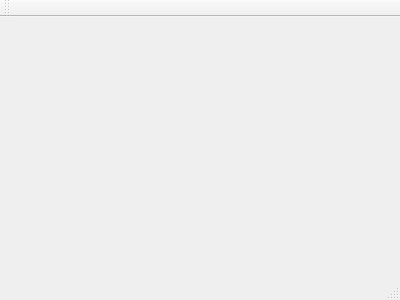
Old version of the form IProgra/mainwindow.ui in the repository UnopposedQuill/I-Progra-Refrescos.
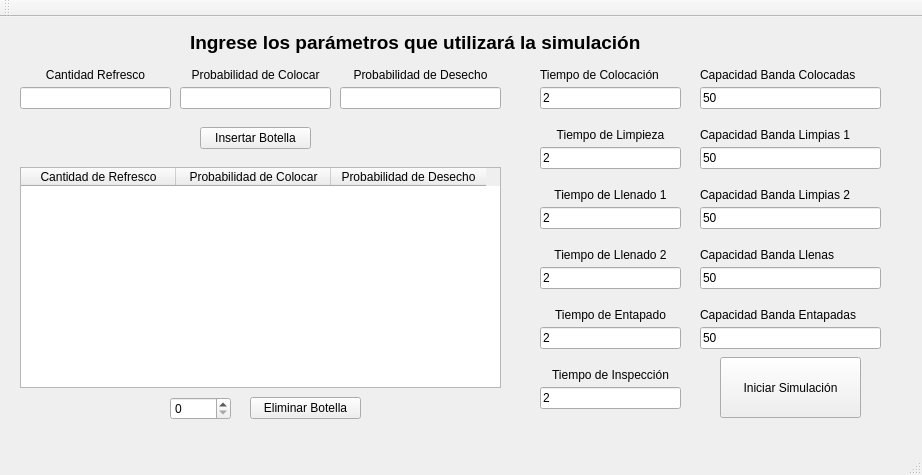
New version of the form.

Commit message: Agregada la nueva interfaz configuradora de la fábrica

What changed in the file:
```diff
--- a/IProgra/mainwindow.ui
+++ b/IProgra/mainwindow.ui
@@ -1,24 +1,529 @@
 <ui version="4.0">
  <class>MainWindow</class>
- <widget class="QMainWindow" name="MainWindow" >
-  <property name="geometry" >
+ <widget class="QMainWindow" name="MainWindow">
+  <property name="geometry">
    <rect>
     <x>0</x>
     <y>0</y>
-    <width>400</width>
-    <height>300</height>
+    <width>922</width>
+    <height>475</height>
    </rect>
   </property>
-  <property name="windowTitle" >
-   <string>MainWindow</string>
+  <property name="font">
+   <font>
+    <weight>50</weight>
+    <bold>false</bold>
+   </font>
   </property>
-  <widget class="QMenuBar" name="menuBar" />
-  <widget class="QToolBar" name="mainToolBar" />
-  <widget class="QWidget" name="centralWidget" />
-  <widget class="QStatusBar" name="statusBar" />
+  <property name="windowTitle">
+   <string>Configurar Simulación</string>
+  </property>
+  <widget class="QWidget" name="centralWidget">
+   <widget class="QTableWidget" name="botellas">
+    <property name="geometry">
+     <rect>
+      <x>20</x>
+      <y>150</y>
+      <width>481</width>
+      <height>221</height>
+     </rect>
+    </property>
+    <attribute name="horizontalHeaderDefaultSectionSize">
+     <number>155</number>
+    </attribute>
+    <column>
+     <property name="text">
+      <string>Cantidad de Refresco</string>
+     </property>
+    </column>
+    <column>
+     <property name="text">
+      <string>Probabilidad de Colocar</string>
+     </property>
+    </column>
+    <column>
+     <property name="text">
+      <string>Probabilidad de Desecho</string>
+     </property>
+    </column>
+   </widget>
+   <widget class="QLineEdit" name="cantidadRefresco">
+    <property name="geometry">
+     <rect>
+      <x>20</x>
+      <y>70</y>
+      <width>151</width>
+      <height>22</height>
+     </rect>
+    </property>
+   </widget>
+   <widget class="QPushButton" name="nuevaBotella">
+    <property name="geometry">
+     <rect>
+      <x>200</x>
+      <y>110</y>
+      <width>111</width>
+      <height>22</height>
+     </rect>
+    </property>
+    <property name="text">
+     <string>Insertar Botella</string>
+    </property>
+   </widget>
+   <widget class="QLineEdit" name="probabilidadDesecho">
+    <property name="geometry">
+     <rect>
+      <x>340</x>
+      <y>70</y>
+      <width>161</width>
+      <height>22</height>
+     </rect>
+    </property>
+   </widget>
+   <widget class="QLabel" name="label">
+    <property name="geometry">
+     <rect>
+      <x>20</x>
+      <y>50</y>
+      <width>151</width>
+      <height>16</height>
+     </rect>
+    </property>
+    <property name="text">
+     <string>Cantidad Refresco</string>
+    </property>
+    <property name="alignment">
+     <set>Qt::AlignCenter</set>
+    </property>
+   </widget>
+   <widget class="QLabel" name="label_2">
+    <property name="geometry">
+     <rect>
+      <x>340</x>
+      <y>50</y>
+      <width>161</width>
+      <height>16</height>
+     </rect>
+    </property>
+    <property name="text">
+     <string>Probabilidad de Desecho</string>
+    </property>
+    <property name="alignment">
+     <set>Qt::AlignCenter</set>
+    </property>
+   </widget>
+   <widget class="QLabel" name="label_3">
+    <property name="geometry">
+     <rect>
+      <x>180</x>
+      <y>50</y>
+      <width>151</width>
+      <height>16</height>
+     </rect>
+    </property>
+    <property name="text">
+     <string>Probabilidad de Colocar</string>
+    </property>
+    <property name="alignment">
+     <set>Qt::AlignCenter</set>
+    </property>
+   </widget>
+   <widget class="QLineEdit" name="probabilidadColocar">
+    <property name="geometry">
+     <rect>
+      <x>180</x>
+      <y>70</y>
+      <width>151</width>
+      <height>22</height>
+     </rect>
+    </property>
+   </widget>
+   <widget class="QLabel" name="label_4">
+    <property name="geometry">
+     <rect>
+      <x>540</x>
+      <y>50</y>
+      <width>141</width>
+      <height>16</height>
+     </rect>
+    </property>
+    <property name="text">
+     <string>Tiempo de Colocación</string>
+    </property>
+   </widget>
+   <widget class="QLineEdit" name="tiempoColocacion">
+    <property name="geometry">
+     <rect>
+      <x>540</x>
+      <y>70</y>
+      <width>141</width>
+      <height>22</height>
+     </rect>
+    </property>
+    <property name="text">
+     <string>2</string>
+    </property>
+   </widget>
+   <widget class="QLabel" name="label_5">
+    <property name="geometry">
+     <rect>
+      <x>540</x>
+      <y>110</y>
+      <width>141</width>
+      <height>16</height>
+     </rect>
+    </property>
+    <property name="text">
+     <string>Tiempo de Limpieza</string>
+    </property>
+    <property name="alignment">
+     <set>Qt::AlignCenter</set>
+    </property>
+   </widget>
+   <widget class="QLineEdit" name="tiempoLimpieza">
+    <property name="geometry">
+     <rect>
+      <x>540</x>
+      <y>130</y>
+      <width>141</width>
+      <height>22</height>
+     </rect>
+    </property>
+    <property name="text">
+     <string>2</string>
+    </property>
+   </widget>
+   <widget class="QLineEdit" name="tiempoLlenado1">
+    <property name="geometry">
+     <rect>
+      <x>540</x>
+      <y>190</y>
+      <width>141</width>
+      <height>22</height>
+     </rect>
+    </property>
+    <property name="text">
+     <string>2</string>
+    </property>
+   </widget>
+   <widget class="QLabel" name="label_6">
+    <property name="geometry">
+     <rect>
+      <x>540</x>
+      <y>170</y>
+      <width>141</width>
+      <height>16</height>
+     </rect>
+    </property>
+    <property name="text">
+     <string>Tiempo de Llenado 1</string>
+    </property>
+    <property name="alignment">
+     <set>Qt::AlignCenter</set>
+    </property>
+   </widget>
+   <widget class="QLabel" name="label_7">
+    <property name="geometry">
+     <rect>
+      <x>540</x>
+      <y>290</y>
+      <width>141</width>
+      <height>16</height>
+     </rect>
+    </property>
+    <property name="text">
+     <string>Tiempo de Entapado</string>
+    </property>
+    <property name="alignment">
+     <set>Qt::AlignCenter</set>
+    </property>
+   </widget>
+   <widget class="QLineEdit" name="tiempoEntapado">
+    <property name="geometry">
+     <rect>
+      <x>540</x>
+      <y>310</y>
+      <width>141</width>
+      <height>22</height>
+     </rect>
+    </property>
+    <property name="text">
+     <string>2</string>
+    </property>
+   </widget>
+   <widget class="QLabel" name="label_8">
+    <property name="geometry">
+     <rect>
+      <x>540</x>
+      <y>350</y>
+      <width>141</width>
+      <height>16</height>
+     </rect>
+    </property>
+    <property name="text">
+     <string>Tiempo de Inspección</string>
+    </property>
+    <property name="alignment">
+     <set>Qt::AlignCenter</set>
+    </property>
+   </widget>
+   <widget class="QLineEdit" name="tiempoInspeccion">
+    <property name="geometry">
+     <rect>
+      <x>540</x>
+      <y>370</y>
+      <width>141</width>
+      <height>22</height>
+     </rect>
+    </property>
+    <property name="text">
+     <string>2</string>
+    </property>
+   </widget>
+   <widget class="QLabel" name="label_9">
+    <property name="geometry">
+     <rect>
+      <x>700</x>
+      <y>50</y>
+      <width>181</width>
+      <height>16</height>
+     </rect>
+    </property>
+    <property name="text">
+     <string>Capacidad Banda Colocadas</string>
+    </property>
+   </widget>
+   <widget class="QLineEdit" name="capacidadColocadas">
+    <property name="geometry">
+     <rect>
+      <x>700</x>
+      <y>70</y>
+      <width>181</width>
+      <height>22</height>
+     </rect>
+    </property>
+    <property name="text">
+     <string>50</string>
+    </property>
+   </widget>
+   <widget class="QLabel" name="label_10">
+    <property name="geometry">
+     <rect>
+      <x>700</x>
+      <y>110</y>
+      <width>181</width>
+      <height>16</height>
+     </rect>
+    </property>
+    <property name="text">
+     <string>Capacidad Banda Limpias 1</string>
+    </property>
+   </widget>
+   <widget class="QLabel" name="label_11">
+    <property name="geometry">
+     <rect>
+      <x>700</x>
+      <y>230</y>
+      <width>181</width>
+      <height>16</height>
+     </rect>
+    </property>
+    <property name="text">
+     <string>Capacidad Banda Llenas</string>
+    </property>
+   </widget>
+   <widget class="QLabel" name="label_12">
+    <property name="geometry">
+     <rect>
+      <x>700</x>
+      <y>290</y>
+      <width>181</width>
+      <height>16</height>
+     </rect>
+    </property>
+    <property name="text">
+     <string>Capacidad Banda Entapadas</string>
+    </property>
+   </widget>
+   <widget class="QLineEdit" name="capacidadLimpias1">
+    <property name="geometry">
+     <rect>
+      <x>700</x>
+      <y>130</y>
+      <width>181</width>
+      <height>22</height>
+     </rect>
+    </property>
+    <property name="text">
+     <string>50</string>
+    </property>
+   </widget>
+   <widget class="QLineEdit" name="capacidadLlenas">
+    <property name="geometry">
+     <rect>
+      <x>700</x>
+      <y>250</y>
+      <width>181</width>
+      <height>22</height>
+     </rect>
+    </property>
+    <property name="text">
+     <string>50</string>
+    </property>
+   </widget>
+   <widget class="QLineEdit" name="capacidadEntapadas">
+    <property name="geometry">
+     <rect>
+      <x>700</x>
+      <y>310</y>
+      <width>181</width>
+      <height>22</height>
+     </rect>
+    </property>
+    <property name="text">
+     <string>50</string>
+    </property>
+   </widget>
+   <widget class="QPushButton" name="Inicio">
+    <property name="geometry">
+     <rect>
+      <x>720</x>
+      <y>340</y>
+      <width>141</width>
+      <height>61</height>
+     </rect>
+    </property>
+    <property name="text">
+     <string>Iniciar Simulación</string>
+    </property>
+   </widget>
+   <widget class="QLabel" name="label_13">
+    <property name="geometry">
+     <rect>
+      <x>190</x>
+      <y>10</y>
+      <width>541</width>
+      <height>31</height>
+     </rect>
+    </property>
+    <property name="font">
+     <font>
+      <pointsize>14</pointsize>
+      <weight>75</weight>
+      <bold>true</bold>
+     </font>
+    </property>
+    <property name="text">
+     <string>Ingrese los parámetros que utilizará la simulación</string>
+    </property>
+   </widget>
+   <widget class="QSpinBox" name="spinEliminar">
+    <property name="geometry">
+     <rect>
+      <x>170</x>
+      <y>380</y>
+      <width>61</width>
+      <height>23</height>
+     </rect>
+    </property>
+   </widget>
+   <widget class="QPushButton" name="eliminarBotella">
+    <property name="geometry">
+     <rect>
+      <x>250</x>
+      <y>380</y>
+      <width>111</width>
+      <height>22</height>
+     </rect>
+    </property>
+    <property name="text">
+     <string>Eliminar Botella</string>
+    </property>
+   </widget>
+   <widget class="QLabel" name="label_14">
+    <property name="geometry">
+     <rect>
+      <x>700</x>
+      <y>170</y>
+      <width>181</width>
+      <height>16</height>
+     </rect>
+    </property>
+    <property name="text">
+     <string>Capacidad Banda Limpias 2</string>
+    </property>
+   </widget>
+   <widget class="QLineEdit" name="capacidadLimpias2">
+    <property name="geometry">
+     <rect>
+      <x>700</x>
+      <y>190</y>
+      <width>181</width>
+      <height>22</height>
+     </rect>
+    </property>
+    <property name="text">
+     <string>50</string>
+    </property>
+   </widget>
+   <widget class="QLabel" name="label_15">
+    <property name="geometry">
+     <rect>
+      <x>540</x>
+      <y>230</y>
+      <width>141</width>
+      <height>16</height>
+     </rect>
+    </property>
+    <property name="text">
+     <string>Tiempo de Llenado 2</string>
+    </property>
+    <property name="alignment">
+     <set>Qt::AlignCenter</set>
+    </property>
+   </widget>
+   <widget class="QLineEdit" name="tiempoLlenado2">
+    <property name="geometry">
+     <rect>
+      <x>540</x>
+      <y>250</y>
+      <width>141</width>
+      <height>22</height>
+     </rect>
+    </property>
+    <property name="text">
+     <string>2</string>
+    </property>
+   </widget>
+  </widget>
+  <widget class="QMenuBar" name="menuBar">
+   <property name="geometry">
+    <rect>
+     <x>0</x>
+     <y>0</y>
+     <width>922</width>
+     <height>19</height>
+    </rect>
+   </property>
+  </widget>
+  <widget class="QToolBar" name="mainToolBar">
+   <attribute name="toolBarArea">
+    <enum>TopToolBarArea</enum>
+   </attribute>
+   <attribute name="toolBarBreak">
+    <bool>false</bool>
+   </attribute>
+  </widget>
+  <widget class="QStatusBar" name="statusBar"/>
  </widget>
- <layoutDefault spacing="6" margin="11" />
- <pixmapfunction></pixmapfunction>
+ <layoutdefault spacing="6" margin="11"/>
+ <tabstops>
+  <tabstop>cantidadRefresco</tabstop>
+  <tabstop>probabilidadColocar</tabstop>
+  <tabstop>probabilidadDesecho</tabstop>
+  <tabstop>nuevaBotella</tabstop>
+  <tabstop>botellas</tabstop>
+ </tabstops>
  <resources/>
  <connections/>
 </ui>
```
Left out of the diff: 57 changed lines with no effect on the pictures. The commit also changes 30 other files.
